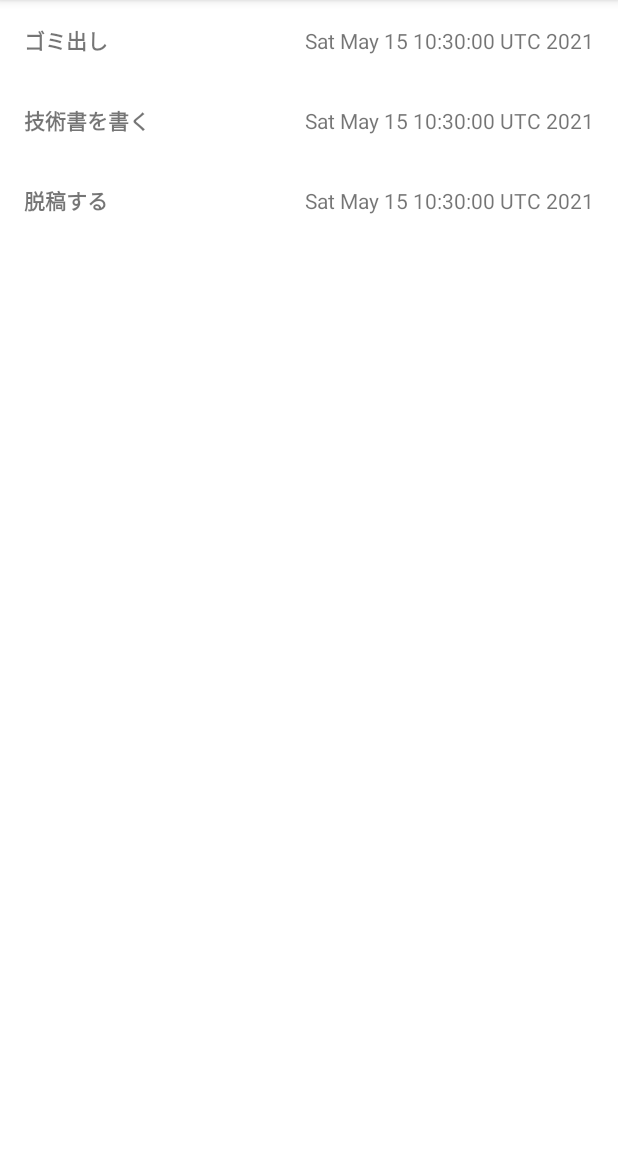
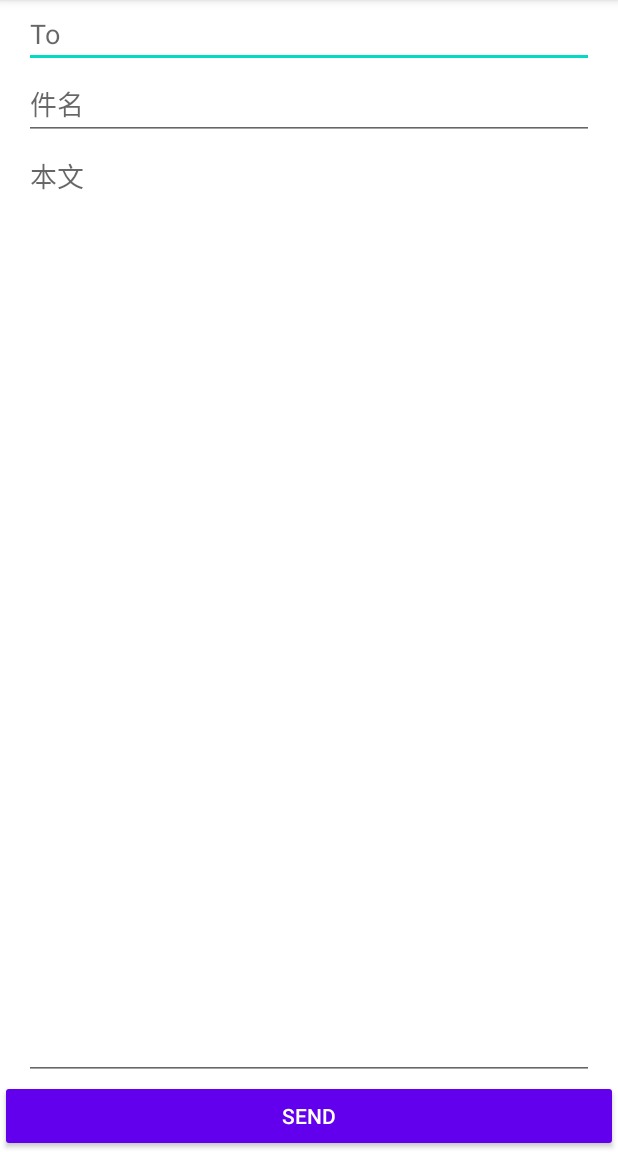
Before and after one commit to pisuma/DataBindingSample, an Android app: the screen it shows after launch (MainActivity), on a phone screen of 412 x 824 dp, the part 84-1236 px from its top. Run offline under Robolectric (Android 15) with nearby library versions, the phone set to English and light mode, and no system bars; our stand-ins replace data binding.

```diff
--- /dev/null
+++ b/app/src/main/java/com/example/databindingsample/BindingExtension.kt
@@ -0,0 +1,9 @@
+package com.example.databindingsample
+
+import android.widget.EditText
+import androidx.databinding.BindingAdapter
+
+@BindingAdapter("errorText")
+fun EditText.setErrorText(text: String?) {
+    error =text
+}
--- a/app/src/main/java/com/example/databindingsample/MainActivity.kt
+++ b/app/src/main/java/com/example/databindingsample/MainActivity.kt
@@ -16,11 +16,8 @@ class MainActivity : AppCompatActivity() {
     override fun onCreate(savedInstanceState: Bundle?) {
         super.onCreate(savedInstanceState)
         val binding: ActivityMainBinding = DataBindingUtil.setContentView(this, R.layout.activity_main)
+        binding.form = MainForm()
 
-        val adapter = ExampleAdapter(this)
-        adapter.items = listOf(ListItem("ゴミ出し", Date()),ListItem("技術書を書く", Date()), ListItem("脱稿する", Date()))
-        binding.recyclerView.layoutManager = LinearLayoutManager(this)
-        binding.recyclerView.adapter = adapter
     }
 
 
--- /dev/null
+++ b/app/src/main/java/com/example/databindingsample/MainForm.kt
@@ -0,0 +1,40 @@
+package com.example.databindingsample
+
+import android.content.Context
+import android.widget.Toast
+import androidx.databinding.BaseObservable
+import androidx.databinding.Observable
+import androidx.databinding.ObservableBoolean
+import androidx.databinding.ObservableField
+
+class MainForm : BaseObservable() {
+    val to = ObservableField<String>("")
+
+    val subject = ObservableField<String>("")
+
+    val message = ObservableField<String>("")
+
+    val errorMessage = ObservableField<String>()
+
+    fun validate(context: Context) {
+        val result = !to.get().isNullOrBlank()
+        val error = if (result) null else "宛先を必ず指定してください。"
+        errorMessage.set(error)
+
+        if (result){
+            send(context)
+        }
+    }
+
+    private fun send(context: Context) {
+        Toast.makeText(context, message.get(), Toast.LENGTH_SHORT).show()
+    }
+
+    //notifyChange()はBinding先へ値が変更されたことを通知するために呼び出します。
+    //Kotlinのsetterで呼び出すと値を入れたタイミングに自動で呼ばれるため、ロジックの中身がシンプルになります。
+    //今回自作のvalidate関数にContextを引数としていますが、これはToastを呼ぶためだけに使っています。
+    //テストのしやすさを考慮して、Contextへの依存を減らすためにActivityへコールバックするなど
+    //アレンジしてもいいでしょう。
+
+
+}
--- a/app/src/main/res/layout/activity_main.xml
+++ b/app/src/main/res/layout/activity_main.xml
@@ -1,11 +1,62 @@
 <?xml version="1.0" encoding="utf-8"?>
 <layout xmlns:android="http://schemas.android.com/apk/res/android"
-    xmlns:tools="http://schemas.android.com/tools">
+    xmlns:tools="http://schemas.android.com/tools"
+    xmlns:app="http://schemas.android.com/apk/res-auto">
+
+    <data>
+
+        <import type="android.view.View" />
+
+        <variable
+            name="form"
+            type="com.example.databindingsample.MainForm" />
+    </data>
 
 
-    <androidx.recyclerview.widget.RecyclerView
-        android:id="@+id/recycler_view"
+
+    <LinearLayout
         android:layout_width="match_parent"
         android:layout_height="match_parent"
-        tools:context=".MainActivity"/>
+        android:orientation="vertical"
+        tools:context=".MainActivity">
+
+
+        <EditText
+            android:layout_width="match_parent"
+            android:layout_height="wrap_content"
+            android:layout_marginStart="16dp"
+            android:layout_marginEnd="16dp"
+            android:hint="To"
+            android:inputType="textEmailAddress"
+            android:text="@={form.to}"
+            app:errorText="@{form.errorMessage}"/>
+
+        <EditText
+            android:layout_width="match_parent"
+            android:layout_height="wrap_content"
+            android:layout_marginEnd="16dp"
+            android:layout_marginStart="16dp"
+            android:hint="件名"
+            android:inputType="textEmailSubject"
+            android:text="@={form.subject}"/>
+
+        <EditText
+            android:layout_width="match_parent"
+            android:layout_height="0dp"
+            android:layout_marginEnd="16dp"
+            android:layout_marginStart="16dp"
+            android:layout_weight="1"
+            android:gravity="top"
+            android:hint="本文"
+            android:inputType="textMultiLine"
+            android:text="@={form.message}"/>
+
+        <Button
+            android:id="@+id/button_send"
+            style="@style/Widget.AppCompat.Button.Colored"
+            android:layout_width="match_parent"
+            android:layout_height="wrap_content"
+            android:onClickListener="@{(v) -> form.validate(context)}"
+            android:text="Send"/>
+    </LinearLayout>
 </layout>
```
